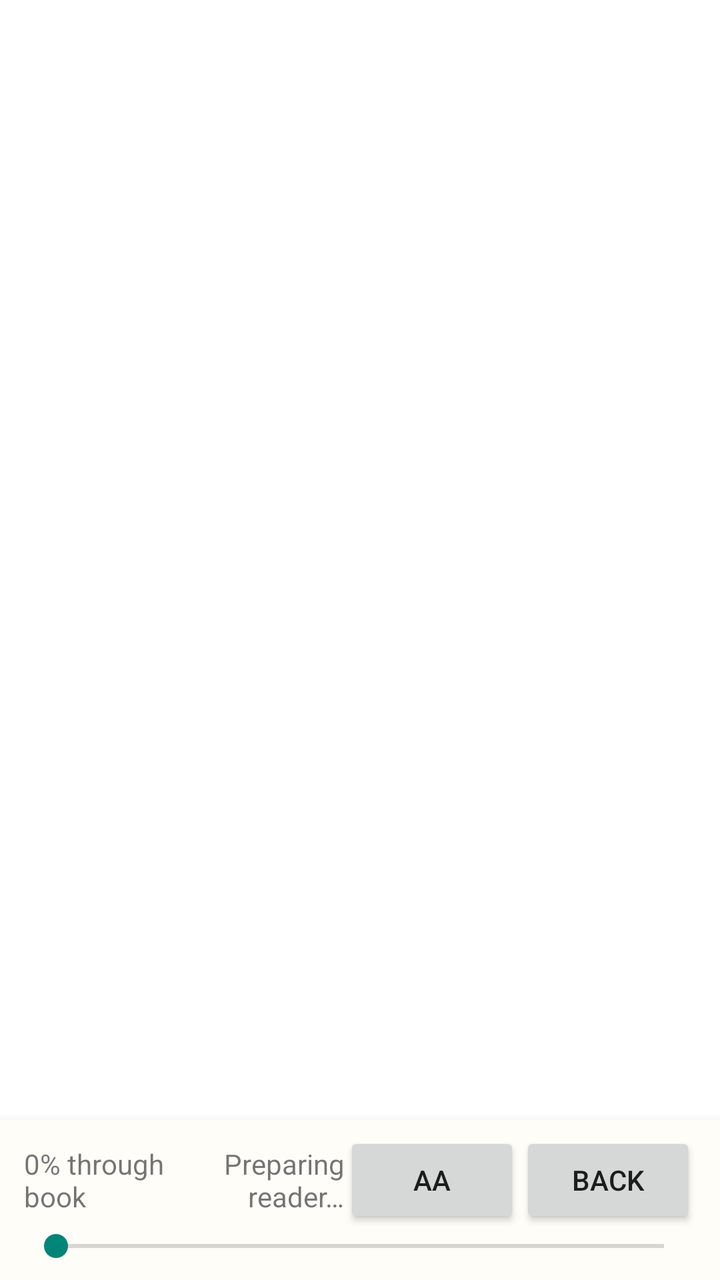
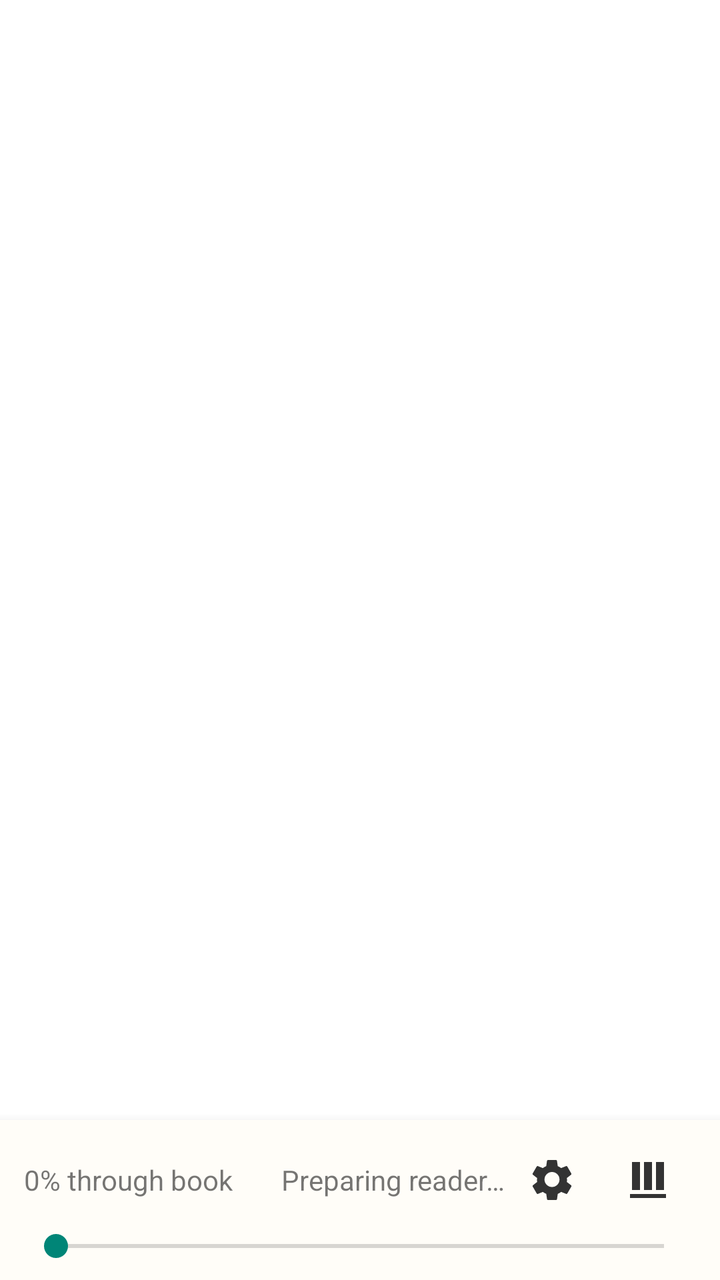

Screens rendered from an Android XML layout before and after an edit, with the pre-edit source and the edit as a unified diff.
<!-- AndroidManifest.xml: application theme Theme.WombatReader -->
<!-- res/layout/activity_reader.xml -->
<?xml version="1.0" encoding="utf-8"?>
<LinearLayout xmlns:android="http://schemas.android.com/apk/res/android"
    android:layout_width="match_parent"
    android:layout_height="match_parent"
    android:background="#FFFFFF"
    android:fitsSystemWindows="true"
    android:orientation="vertical">

    <FrameLayout
        android:id="@+id/readerContainer"
        android:layout_width="match_parent"
        android:layout_height="0dp"
        android:layout_marginTop="32dp"
        android:layout_weight="1" />

    <LinearLayout
        android:id="@+id/readerControlsBar"
        android:layout_width="match_parent"
        android:layout_height="wrap_content"
        android:background="#FFFDF8"
        android:elevation="8dp"
        android:orientation="vertical"
        android:paddingStart="12dp"
        android:paddingTop="6dp"
        android:paddingEnd="12dp"
        android:paddingBottom="8dp">

        <LinearLayout
            android:layout_width="match_parent"
            android:layout_height="wrap_content"
            android:gravity="center_vertical"
            android:orientation="horizontal">

            <TextView
                android:id="@+id/readerProgressLabel"
                android:layout_width="0dp"
                android:layout_height="wrap_content"
                android:layout_weight="1"
                android:contentDescription="Reading progress"
                android:text="0% through book"
                android:textSize="14sp" />

            <TextView
                android:id="@+id/readerStatus"
                android:layout_width="0dp"
                android:layout_height="wrap_content"
                android:layout_weight="1"
                android:gravity="end"
                android:text="Preparing reader…"
                android:textSize="14sp" />

            <Button
                android:id="@+id/readerAppearanceButton"
                android:layout_width="wrap_content"
                android:layout_height="wrap_content"
                android:contentDescription="Reading appearance settings"
                android:text="Aa" />

            <Button
                android:id="@+id/closeReaderButton"
                android:layout_width="wrap_content"
                android:layout_height="wrap_content"
                android:contentDescription="Return to the library"
                android:text="Back" />
        </LinearLayout>

        <SeekBar
            android:id="@+id/readerProgressSlider"
            android:layout_width="match_parent"
            android:layout_height="wrap_content"
            android:contentDescription="Reading progress. Drag to move through the book."
            android:max="100"
            android:progress="0" />
    </LinearLayout>
</LinearLayout>
<!-- resources referenced by this layout -->
<resources>
  <style name="Theme.WombatReader" parent="Theme.AppCompat.DayNight.NoActionBar" />
</resources>

<!-- the commit's change to res/layout/activity_reader.xml (unified diff, before → after) -->
@@ -49,19 +49,25 @@
                 android:text="Preparing reader…"
                 android:textSize="14sp" />
 
-            <Button
+            <ImageButton
                 android:id="@+id/readerAppearanceButton"
-                android:layout_width="wrap_content"
-                android:layout_height="wrap_content"
+                android:layout_width="48dp"
+                android:layout_height="48dp"
+                android:background="?attr/selectableItemBackgroundBorderless"
                 android:contentDescription="Reading appearance settings"
-                android:text="Aa" />
+                android:padding="12dp"
+                android:src="@drawable/ic_settings"
+                android:tint="#333333" />
 
-            <Button
+            <ImageButton
                 android:id="@+id/closeReaderButton"
-                android:layout_width="wrap_content"
-                android:layout_height="wrap_content"
-                android:contentDescription="Return to the library"
-                android:text="Back" />
+                android:layout_width="48dp"
+                android:layout_height="48dp"
+                android:background="?attr/selectableItemBackgroundBorderless"
+                android:contentDescription="Return to library"
+                android:padding="12dp"
+                android:src="@drawable/ic_library_shelf"
+                android:tint="#333333" />
         </LinearLayout>
 
         <SeekBar
<!-- resource entries referenced after the edit -->
@@ -1,5 +1,21 @@
 <!-- resources referenced by this layout -->
 <resources>
+  <!-- drawable ic_library_shelf (drawable) -->
+  <vector xmlns:android="http://schemas.android.com/apk/res/android"
+      android:width="24dp"
+      android:height="24dp"
+      android:viewportWidth="24"
+      android:viewportHeight="24">
+      <path android:fillColor="#FF000000" android:pathData="M4,3h4v14L4,17zM10,3h4v14h-4zM16,3h4v14h-4zM3,19h18v2L3,21z" />
+  </vector>
+  <!-- drawable ic_settings (drawable) -->
+  <vector xmlns:android="http://schemas.android.com/apk/res/android"
+      android:width="24dp"
+      android:height="24dp"
+      android:viewportWidth="24"
+      android:viewportHeight="24">
+      <path android:fillColor="#FF000000" android:pathData="M19.43,12.98c0.04,-0.32 0.07,-0.65 0.07,-0.98s-0.03,-0.66 -0.08,-0.98l2.11,-1.65c0.19,-0.15 0.24,-0.42 0.12,-0.64l-2,-3.46c-0.12,-0.22 -0.37,-0.31 -0.6,-0.22l-2.49,1c-0.52,-0.4 -1.08,-0.73 -1.69,-0.98L14.5,2.42C14.47,2.18 14.25,2 14,2h-4c-0.25,0 -0.46,0.18 -0.5,0.42L9.12,5.07c-0.61,0.25 -1.18,0.59 -1.69,0.98l-2.49,-1c-0.23,-0.08 -0.48,0 -0.6,0.22l-2,3.46c-0.13,0.22 -0.07,0.49 0.12,0.64l2.11,1.65c-0.04,0.32 -0.07,0.65 -0.07,0.98s0.03,0.66 0.08,0.98l-2.11,1.65c-0.19,0.15 -0.24,0.42 -0.12,0.64l2,3.46c0.12,0.22 0.37,0.31 0.6,0.22l2.49,-1c0.52,0.4 1.08,0.73 1.69,0.98l0.38,2.65c0.04,0.24 0.25,0.42 0.5,0.42h4c0.25,0 0.46,-0.18 0.5,-0.42l0.38,-2.65c0.61,-0.25 1.18,-0.59 1.69,-0.98l2.49,1c0.23,0.08 0.48,0 0.6,-0.22l2,-3.46c0.12,-0.22 0.07,-0.49 -0.12,-0.64zM12,15.5A3.5,3.5 0,1 1,12,8a3.5,3.5 0,0 1,0,7.5z" />
+  </vector>
   <style name="Theme.WombatReader" parent="Theme.AppCompat.DayNight.NoActionBar" />
 </resources>
 
